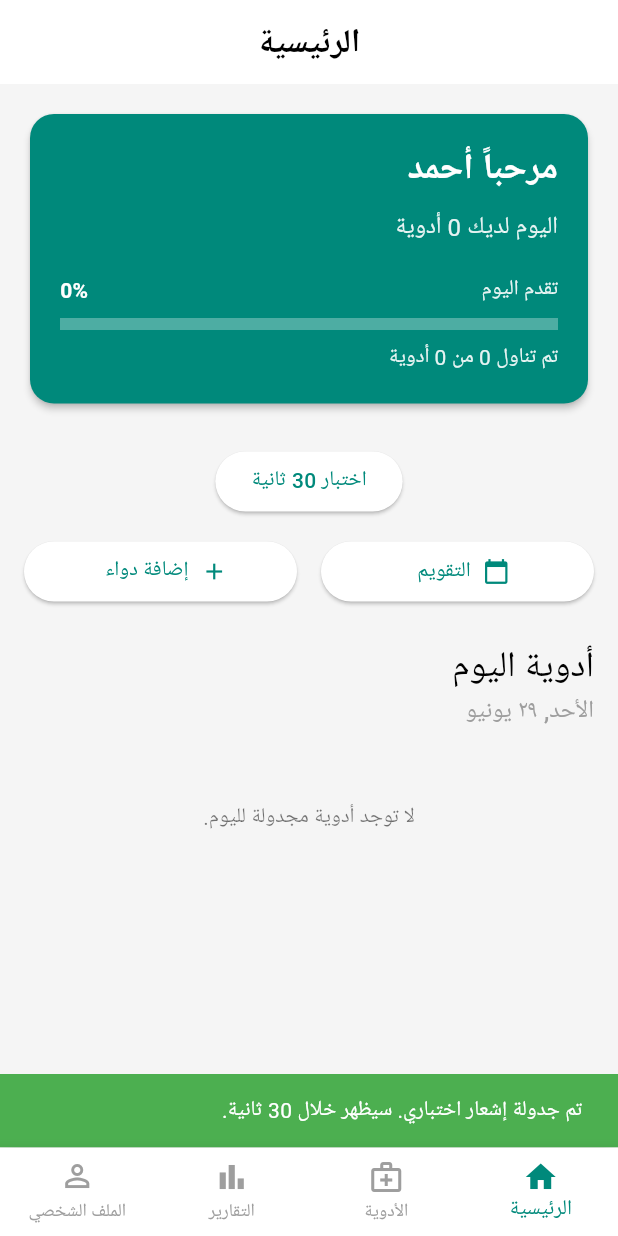
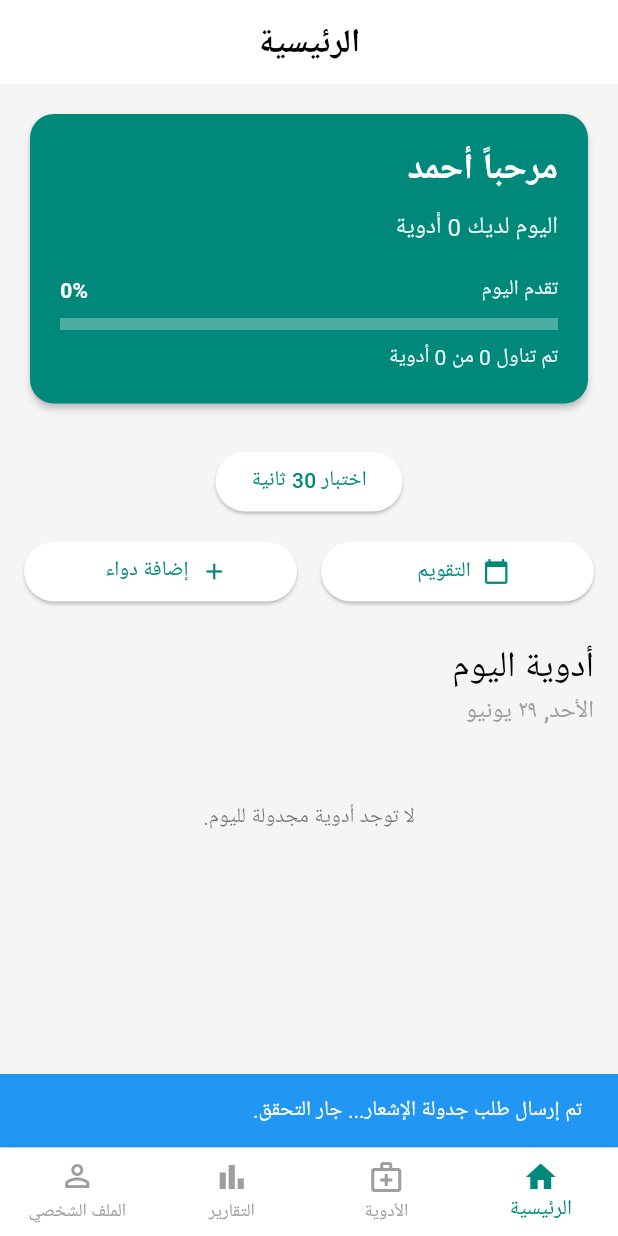
Before and after one commit to ahmedma7goub/medication-reminder-app, a Flutter app: the screen it shows after launch, after a tap on "اختبار 30 ثانية", on a phone screen of 412 x 824 dp. Run offline on Flutter 3.47's test engine with Material 3 defaults, Android fonts, the phone set to English and light mode, and no system bars; our stand-ins replace flutter_local_notifications, flutter_timezone, permission_handler, shared_preferences, sqflite, timezone; accounts and stored records are empty; network calls fail; Roboto replaces fonts that are missing (Cairo).

Commit message:
feat: add diagnostic check for pending notifications

```diff
--- a/lib/screens/home_screen.dart
+++ b/lib/screens/home_screen.dart
@@ -134,12 +134,16 @@ class _HomeScreenState extends State<HomeScreen> {
         ElevatedButton(
           child: const Text('اختبار 30 ثانية'),
           onPressed: () async {
-            final now = tz.TZDateTime.now(tz.local).add(const Duration(seconds: 30));
-            await NotificationService().flutterLocalNotificationsPlugin.zonedSchedule(
-              9999,
+            try {
+              final notificationService = NotificationService().flutterLocalNotificationsPlugin;
+
+              // 1. Schedule the notification
+              final tz.TZDateTime scheduledTime = tz.TZDateTime.now(tz.local).add(const Duration(seconds: 30));
+              await notificationService.zonedSchedule(
+                9999, // A unique ID for the test notification
                 'تنبيه اختبار',
-              'يفترض أن يظهر بعد ٣٠ ثانية',
-              now,
+                'إذا رأيت هذا، فالإشعارات تعمل!',
+                scheduledTime,
                 const NotificationDetails(
                   android: AndroidNotificationDetails(
                     'medicine_channel_id',
@@ -148,16 +152,44 @@ class _HomeScreenState extends State<HomeScreen> {
                     priority: Priority.high,
                   ),
                 ),
-              uiLocalNotificationDateInterpretation:
-                  UILocalNotificationDateInterpretation.absoluteTime,
+                uiLocalNotificationDateInterpretation: UILocalNotificationDateInterpretation.absoluteTime,
                 androidAllowWhileIdle: true,
               );
-            // Show a confirmation message to the user
-            if (mounted) {
+
+              if (!mounted) return;
+              // 2. Show initial confirmation
               ScaffoldMessenger.of(context).showSnackBar(
                 const SnackBar(
-                  content: Text('تم جدولة إشعار اختباري. سيظهر خلال 30 ثانية.'),
-                  backgroundColor: Colors.green,
+                  content: Text('تم إرسال طلب جدولة الإشعار... جار التحقق.'),
+                  backgroundColor: Colors.blue,
+                ),
+              );
+
+              // Add a small delay to give the system time to register the request
+              await Future.delayed(const Duration(seconds: 1));
+              if (!mounted) return;
+
+              // 3. Verify if the notification is pending
+              final List<PendingNotificationRequest> pendingRequests = await notificationService.pendingNotificationRequests();
+              final int count = pendingRequests.length;
+              final String pendingIds = pendingRequests.map((r) => r.id).join(', ');
+
+              // 4. Show verification result
+              ScaffoldMessenger.of(context).showSnackBar(
+                SnackBar(
+                  content: Text('التحقق: $count إشعارات في قائمة الانتظار. (IDs: $pendingIds)'),
+                  backgroundColor: count > 0 ? Colors.green : Colors.orange,
+                  duration: const Duration(seconds: 8),
+                ),
+              );
+
+            } catch (e) {
+              if (!mounted) return;
+              ScaffoldMessenger.of(context).showSnackBar(
+                SnackBar(
+                  content: Text('حدث خطأ أثناء الجدولة: $e'),
+                  backgroundColor: Colors.red,
+                  duration: const Duration(seconds: 8),
                 ),
               );
             }
```
Lines whose indentation alone changed are shown as unchanged.
